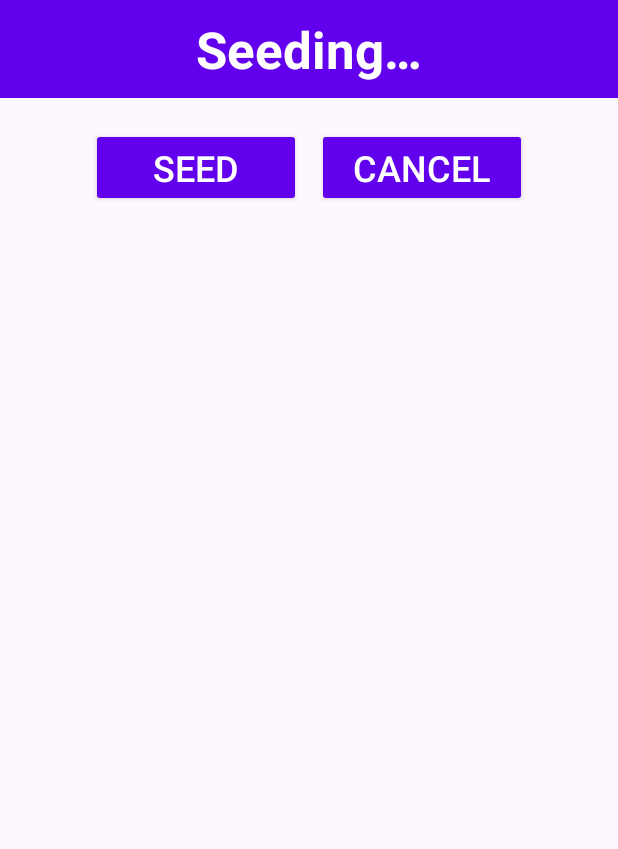
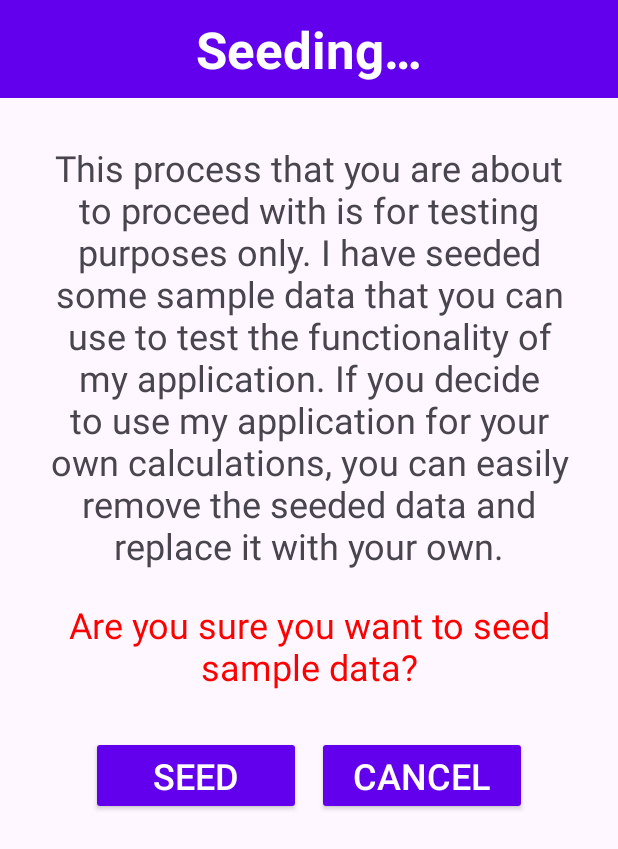
Before and after one commit to Mike10581/PaintCalculator, an Android app: the screen it shows after launch (TestSeederActivity), after a tap on "SEED TEST DATA", on a phone screen of 412 x 824 dp. Shown: the top 849 px of the screen. Run offline under Robolectric (Android 15) with nearby library versions, the phone set to English and light mode, and no system bars.

Commit message:
add messages for deleting and seeding process redesign the room table

```diff
--- a/app/src/main/java/com/example/paintcalculator/MainActivity.java
+++ b/app/src/main/java/com/example/paintcalculator/MainActivity.java
@@ -208,11 +208,11 @@ public class MainActivity extends AppCompatActivity {
     protected void onStart() {
         super.onStart();
 
-        int bigTextSize = 70, smallTextSize = 45, mediumTextSize = 55;
-        String titleBackgroundColor = "#FF6200EE";
+        int bigTextSize = 70, smallTextSize = 50, mediumTextSize = 60;
+        String titleBackgroundColor = "#FF363636";
         String titleTextColor = "#FFFFFFFF";
-        String descriptionTitleBackgroundColor = "#220000ff";
-        String roomsAddonsBackgroundColor = "#33ff0000";
+        String descriptionTitleBackgroundColor = "#FFCACACA";
+        String roomsAddonsBackgroundColor = "#220000FF";
         String descriptionTitleTextColor = "#000000";
 
         tblRoomsLayout.removeAllViews();
@@ -504,7 +504,7 @@ public class MainActivity extends AppCompatActivity {
 
                             // add row separator if it is not last row of data
                             if (i < numberOfWindows - 1) {
-                                tableWindowInfo.addView(createRowSeparator(windowInfoTableTitles.length, "#000000", 4));
+                                tableWindowInfo.addView(createRowSeparator(windowInfoTableTitles.length, descriptionTitleBackgroundColor, 4));
                             }
                         }
                         // add window tables into main table
@@ -590,7 +590,7 @@ public class MainActivity extends AppCompatActivity {
 
                             // add row separator if it is not last row of data
                             if (i < numberOfDoors - 1) {
-                                tableDoorInfo.addView(createRowSeparator(doorInfoTableTitles.length, "#000000", 4));
+                                tableDoorInfo.addView(createRowSeparator(doorInfoTableTitles.length, descriptionTitleBackgroundColor, 4));
                             }
                         }
                         // add doors tables into main table
@@ -608,7 +608,7 @@ public class MainActivity extends AppCompatActivity {
 
 
                 // add row separator as footer into main table
-                tblRoomsLayout.addView(createRowSeparator(1, "#000000", 48), tbTablesParams);
+                tblRoomsLayout.addView(createRowSeparator(1, descriptionTitleBackgroundColor, 48), tbTablesParams);
 
             }
         }
--- a/app/src/main/java/com/example/paintcalculator/TestSeederActivity.java
+++ b/app/src/main/java/com/example/paintcalculator/TestSeederActivity.java
@@ -22,7 +22,7 @@ public class TestSeederActivity extends AppCompatActivity {
         SharedPreferences sharedPref = PreferenceManager.getDefaultSharedPreferences(this);
         SharedPreferences.Editor editor = sharedPref.edit();
 
-        String testRoomsData = "1:281:392:100:#F3EBD3:Kitchen,53:65:3:4:#EDEBEB!53:105:1:4:#EDEBEB,80:53:1:6:#3D2C10!80:40:2:4:#EDEBEB~2:324:415:100:#FFCC71:Living room,100:76:3:4:#EDEBEB,80:53:2:4:#EDEBEB!80:100:1:6:#3D2C10~3:265:315:100:#FFDAFF:Master bedroom,53:105:2:4:#EDEBEB,80:40:2:4:#EDEBEB~4:175:112:100:#593542:Bathroom (master),53:105:1:4:#EDEBEB,80:40:1:4:#EDEBEB~5:208:263:100:#655BFF:Bedroom (John),53:105:2:4:#EDEBEB,80:40:1:4:#EDEBEB~6:224:245:100:#9170AD:Bedroom (Kenny),53:105:2:4:#EDEBEB,80:40:1:4:#EDEBEB~7:104:77:100:#475B72:Bathroom,53:45:1:4:#EDEBEB,80:40:1:4:#EDEBEB~8:404:57:100:#475B72:Hallway, ,80:40:3:4:#EDEBEB!80:53:1:4:#EDEBEB";
+        String testRoomsData = "1:281:392:100:#F3EBD3:Kitchen,53:65:3:4:#EDEBEB!53:105:1:4:#EDEBEB,80:53:1:6:#3D2C10!80:40:2:4:#EDEBEB~2:324:415:100:#FFCC71:Living room,100:76:3:4:#EDEBEB,80:53:2:4:#EDEBEB!80:100:1:6:#3D2C10~3:265:315:100:#FFDAFF:Bedroom (master),53:105:2:4:#EDEBEB,80:40:2:4:#EDEBEB~4:175:112:100:#593542:Bathroom (master),53:105:1:4:#EDEBEB,80:40:1:4:#EDEBEB~5:208:263:100:#655BFF:Bedroom (John),53:105:2:4:#EDEBEB,80:40:1:4:#EDEBEB~6:224:245:100:#9170AD:Bedroom (Kenny),53:105:2:4:#EDEBEB,80:40:1:4:#EDEBEB~7:104:77:100:#475B72:Bathroom,53:45:1:4:#EDEBEB,80:40:1:4:#EDEBEB~8:404:57:100:#475B72:Hallway, ,80:40:3:4:#EDEBEB!80:53:1:4:#EDEBEB";
 
         deleteButton.setOnClickListener(new View.OnClickListener() {
             @Override
--- a/app/src/main/res/drawable/border.xml
+++ b/app/src/main/res/drawable/border.xml
@@ -4,6 +4,6 @@
     <solid android:color="#FFFFFF" />
     <stroke
         android:width="3dp"
-        android:color="#000000" />
+        android:color="#363636" />
     <corners android:radius="2dp" />
 </shape>
--- a/app/src/main/res/layout/activity_add_room.xml
+++ b/app/src/main/res/layout/activity_add_room.xml
@@ -17,7 +17,7 @@
             android:orientation="vertical" >
 
             <TextView
-                android:id="@+id/txtAddRoom"
+                android:id="@+id/txtDeleteConfirmation"
                 android:layout_width="match_parent"
                 android:layout_height="wrap_content"
                 android:background="#FF6200EE"
--- a/app/src/main/res/layout/activity_test_seeder.xml
+++ b/app/src/main/res/layout/activity_test_seeder.xml
@@ -17,6 +17,31 @@
         android:textSize="34sp"
         android:padding="10sp"
         android:textStyle="bold" />
+
+    <TextView
+        android:id="@+id/txtSeedingConfirmationMessage"
+        android:layout_width="match_parent"
+        android:layout_height="wrap_content"
+        android:gravity="center_horizontal"
+        android:paddingStart="20dp"
+        android:paddingTop="30dp"
+        android:paddingEnd="20dp"
+        android:paddingBottom="10dp"
+        android:text="@string/txtSeedingConfirmationMessage"
+        android:textSize="24sp" />
+
+    <TextView
+        android:id="@+id/txtSeedingConfirmationQuestion"
+        android:layout_width="match_parent"
+        android:layout_height="wrap_content"
+        android:gravity="center_horizontal"
+        android:paddingStart="20dp"
+        android:paddingTop="10dp"
+        android:paddingEnd="20dp"
+        android:paddingBottom="10dp"
+        android:text="@string/txtSeedingConfirmationQuestion"
+        android:textColor="#FF0000"
+        android:textSize="24sp" />
 
     <TableRow
         android:layout_width="match_parent"
--- a/app/src/main/res/values/strings.xml
+++ b/app/src/main/res/values/strings.xml
@@ -14,6 +14,10 @@
     <string name="btnSeed">Seed</string>
     <string name="txtSelectColor">Select color</string>
     <string name="txtDelete">Deleting…</string>
+    <string name="txtDeleteConfirmationMessage">The data will be immediately removed and cannot be recovered.</string>
+    <string name="txtDeleteConfirmationQuestion">Are you sure you want to proceed with this action?</string>
+    <string name="txtSeedingConfirmationMessage">This process that you are about to proceed with is for testing purposes only. I have seeded some sample data that you can use to test the functionality of my application. If you decide to use my application for your own calculations, you can easily remove the seeded data and replace it with your own.</string>
+    <string name="txtSeedingConfirmationQuestion">Are you sure you want to seed sample data?</string>
     <string name="lblHeight">Height:</string>
     <string name="lblWidth">Width:</string>
     <string name="lblLength">Length:</string>
@@ -27,7 +31,7 @@
     <string name="btnDelete">Delete</string>
     <string name="btnSelect">Select</string>
     <string name="lblColor">Paint color:</string>
-    <string name="btnClear">Delete all</string>
+    <string name="btnClear">Delete all rooms</string>
     <string name="lblRoomTitle">Enter title for the room</string>
     <string name="promptRoom">Chose the room</string>
     <string name="lblForTheRoom">For the room:</string>
```
Also changed, not shown: app/src/main/res/layout/activity_delete_confirmation.xml (+26 -1 lines).
